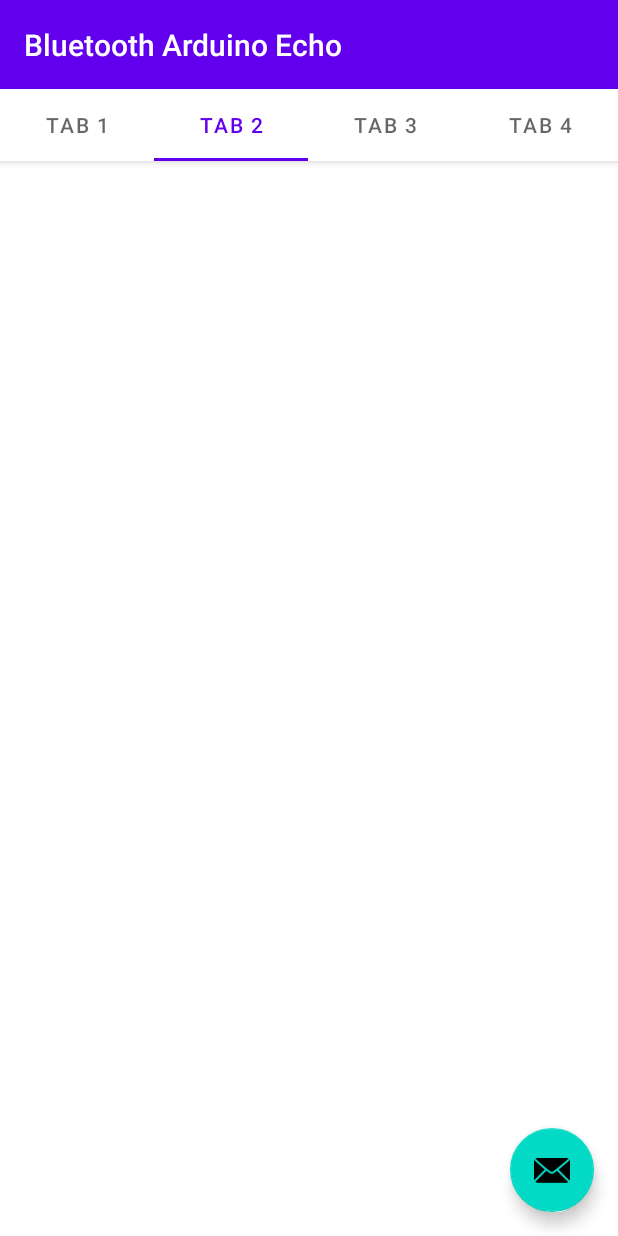
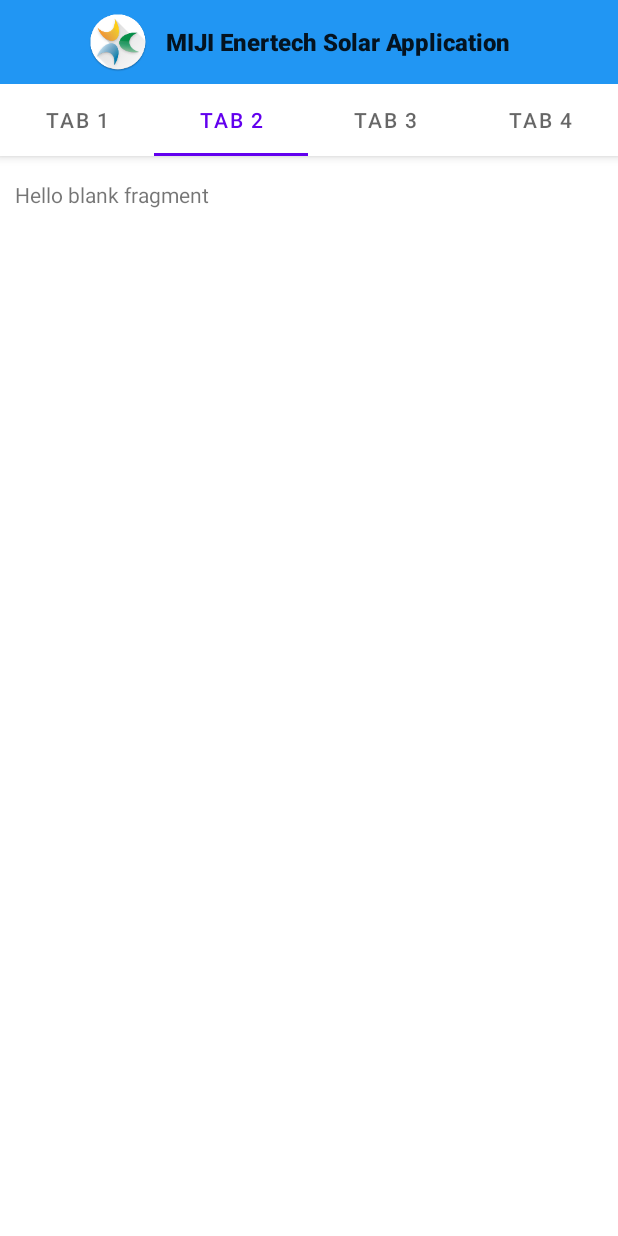
Before and after one commit to andrew5335/MIJI_Enertech_Solar_Application, an Android app: the screen it shows after launch (MijiMainActivity), tab 2 chosen, on a phone screen of 412 x 824 dp. Run offline under Robolectric (Android 15) with nearby library versions, the light colour scheme and no system bars.

Commit message:
fragment 처리 추가 타이틀바 및 상태바 색상 변경

```diff
--- a/app/src/main/AndroidManifest.xml
+++ b/app/src/main/AndroidManifest.xml
@@ -32,7 +32,7 @@
             android:name=".MijiMainActivity"
             android:exported="false"
             android:label="@string/title_activity_miji_main"
-            android:theme="@style/Theme.MIJIEnertechSolarApplication.NoActionBar" />
+            android:theme="@style/NoTitleBar" />
         <activity
             android:name=".MainActivity"
             android:exported="false"
--- a/app/src/main/java/com/miji/solar/MijiMainActivity.java
+++ b/app/src/main/java/com/miji/solar/MijiMainActivity.java
@@ -1,5 +1,6 @@
 package com.miji.solar;
 
+import android.os.Build;
 import android.os.Bundle;
 
 import com.google.android.material.floatingactionbutton.FloatingActionButton;
@@ -12,6 +13,8 @@ import androidx.appcompat.app.AppCompatActivity;
 import android.view.Menu;
 import android.view.MenuItem;
 import android.view.View;
+import android.view.Window;
+import android.view.WindowManager;
 
 import com.miji.solar.ui.main.SectionsPagerAdapter;
 import com.miji.solar.databinding.ActivityMijiMainBinding;
@@ -23,6 +26,14 @@ public class MijiMainActivity extends AppCompatActivity {
     @Override
     protected void onCreate(Bundle savedInstanceState) {
         super.onCreate(savedInstanceState);
+        requestWindowFeature(Window.FEATURE_NO_TITLE);
+
+        if (Build.VERSION.SDK_INT >= 21) {
+            Window window = this.getWindow();
+            window.addFlags(WindowManager.LayoutParams.FLAG_DRAWS_SYSTEM_BAR_BACKGROUNDS);
+            window.clearFlags(WindowManager.LayoutParams.FLAG_TRANSLUCENT_STATUS);
+            window.setStatusBarColor(this.getResources().getColor(R.color.custom));
+        }
 
         binding = ActivityMijiMainBinding.inflate(getLayoutInflater());
         setContentView(binding.getRoot());
@@ -32,8 +43,8 @@ public class MijiMainActivity extends AppCompatActivity {
         viewPager.setAdapter(sectionsPagerAdapter);
         TabLayout tabs = binding.tabs;
         tabs.setupWithViewPager(viewPager);
-        FloatingActionButton fab = binding.fab;
-
+        //FloatingActionButton fab = binding.fab;
+        /**
         fab.setOnClickListener(new View.OnClickListener() {
             @Override
             public void onClick(View view) {
@@ -41,5 +52,6 @@ public class MijiMainActivity extends AppCompatActivity {
                         .setAction("Action", null).show();
             }
         });
+        **/
     }
 }
--- a/app/src/main/java/com/miji/solar/SplashActivity.java
+++ b/app/src/main/java/com/miji/solar/SplashActivity.java
@@ -3,8 +3,11 @@ package com.miji.solar;
 import androidx.appcompat.app.AppCompatActivity;
 
 import android.content.Intent;
+import android.os.Build;
 import android.os.Bundle;
 import android.os.Handler;
+import android.view.Window;
+import android.view.WindowManager;
 
 public class SplashActivity extends AppCompatActivity {
 
@@ -14,6 +17,13 @@ public class SplashActivity extends AppCompatActivity {
     protected void onCreate(Bundle savedInstanceState) {
         super.onCreate(savedInstanceState);
         setContentView(R.layout.activity_splash);
+
+        if (Build.VERSION.SDK_INT >= 21) {
+            Window window = this.getWindow();
+            window.addFlags(WindowManager.LayoutParams.FLAG_DRAWS_SYSTEM_BAR_BACKGROUNDS);
+            window.clearFlags(WindowManager.LayoutParams.FLAG_TRANSLUCENT_STATUS);
+            window.setStatusBarColor(this.getResources().getColor(R.color.custom));
+        }
 
         // splash 화면에서 2초뒤 main 화면으로 넘어가도록 설정
         handler.postDelayed(new Runnable() {
--- /dev/null
+++ b/app/src/main/java/com/miji/solar/fragment/TabFragment1.java
@@ -0,0 +1,67 @@
+package com.miji.solar.fragment;
+
+import android.os.Bundle;
+
+import androidx.fragment.app.Fragment;
+
+import android.view.LayoutInflater;
+import android.view.View;
+import android.view.ViewGroup;
+import android.view.Window;
+
+import com.miji.solar.R;
+
+/**
+ * A simple {@link Fragment} subclass.
+ * Use the {@link TabFragment1#newInstance} factory method to
+ * create an instance of this fragment.
+ */
+public class TabFragment1 extends Fragment {
+
+    // TODO: Rename parameter arguments, choose names that match
+    // the fragment initialization parameters, e.g. ARG_ITEM_NUMBER
+    private static final String ARG_PARAM1 = "param1";
+    private static final String ARG_PARAM2 = "param2";
+
+    // TODO: Rename and change types of parameters
+    private String mParam1;
+    private String mParam2;
+
+    public TabFragment1() {
+        // Required empty public constructor
+    }
+
+    /**
+     * Use this factory method to create a new instance of
+     * this fragment using the provided parameters.
+     *
+     * @param param1 Parameter 1.
+     * @param param2 Parameter 2.
+     * @return A new instance of fragment TabFragment1.
+     */
+    // TODO: Rename and change types and number of parameters
+    public static TabFragment1 newInstance(String param1, String param2) {
+        TabFragment1 fragment = new TabFragment1();
+        Bundle args = new Bundle();
+        args.putString(ARG_PARAM1, param1);
+        args.putString(ARG_PARAM2, param2);
+        fragment.setArguments(args);
+        return fragment;
+    }
+
+    @Override
+    public void onCreate(Bundle savedInstanceState) {
+        super.onCreate(savedInstanceState);
+        if (getArguments() != null) {
+            mParam1 = getArguments().getString(ARG_PARAM1);
+            mParam2 = getArguments().getString(ARG_PARAM2);
+        }
+    }
+
+    @Override
+    public View onCreateView(LayoutInflater inflater, ViewGroup container,
+                             Bundle savedInstanceState) {
+        // Inflate the layout for this fragment
+        return inflater.inflate(R.layout.fragment_tab1, container, false);
+    }
+}
--- /dev/null
+++ b/app/src/main/java/com/miji/solar/fragment/TabFragment2.java
@@ -0,0 +1,66 @@
+package com.miji.solar.fragment;
+
+import android.os.Bundle;
+
+import androidx.fragment.app.Fragment;
+
+import android.view.LayoutInflater;
+import android.view.View;
+import android.view.ViewGroup;
+
+import com.miji.solar.R;
+
+/**
+ * A simple {@link Fragment} subclass.
+ * Use the {@link TabFragment2#newInstance} factory method to
+ * create an instance of this fragment.
+ */
+public class TabFragment2 extends Fragment {
+
+    // TODO: Rename parameter arguments, choose names that match
+    // the fragment initialization parameters, e.g. ARG_ITEM_NUMBER
+    private static final String ARG_PARAM1 = "param1";
+    private static final String ARG_PARAM2 = "param2";
+
+    // TODO: Rename and change types of parameters
+    private String mParam1;
+    private String mParam2;
+
+    public TabFragment2() {
+        // Required empty public constructor
+    }
+
+    /**
+     * Use this factory method to create a new instance of
+     * this fragment using the provided parameters.
+     *
+     * @param param1 Parameter 1.
+     * @param param2 Parameter 2.
+     * @return A new instance of fragment TabFragment2.
+     */
+    // TODO: Rename and change types and number of parameters
+    public static TabFragment2 newInstance(String param1, String param2) {
+        TabFragment2 fragment = new TabFragment2();
+        Bundle args = new Bundle();
+        args.putString(ARG_PARAM1, param1);
+        args.putString(ARG_PARAM2, param2);
+        fragment.setArguments(args);
+        return fragment;
+    }
+
+    @Override
+    public void onCreate(Bundle savedInstanceState) {
+        super.onCreate(savedInstanceState);
+        if (getArguments() != null) {
+            mParam1 = getArguments().getString(ARG_PARAM1);
+            mParam2 = getArguments().getString(ARG_PARAM2);
+        }
+    }
+
+    @Override
+    public View onCreateView(LayoutInflater inflater, ViewGroup container,
+                             Bundle savedInstanceState) {
+        // Inflate the layout for this fragment
+        return inflater.inflate(R.layout.fragment_tab2, container, false);
+    }
+}
--- /dev/null
+++ b/app/src/main/java/com/miji/solar/fragment/TabFragment3.java
@@ -0,0 +1,66 @@
+package com.miji.solar.fragment;
+
+import android.os.Bundle;
+
+import androidx.fragment.app.Fragment;
+
+import android.view.LayoutInflater;
+import android.view.View;
+import android.view.ViewGroup;
+
+import com.miji.solar.R;
+
+/**
+ * A simple {@link Fragment} subclass.
+ * Use the {@link TabFragment3#newInstance} factory method to
+ * create an instance of this fragment.
+ */
+public class TabFragment3 extends Fragment {
+
+    // TODO: Rename parameter arguments, choose names that match
+    // the fragment initialization parameters, e.g. ARG_ITEM_NUMBER
+    private static final String ARG_PARAM1 = "param1";
+    private static final String ARG_PARAM2 = "param2";
+
+    // TODO: Rename and change types of parameters
+    private String mParam1;
+    private String mParam2;
+
+    public TabFragment3() {
+        // Required empty public constructor
+    }
+
+    /**
+     * Use this factory method to create a new instance of
+     * this fragment using the provided parameters.
+     *
+     * @param param1 Parameter 1.
+     * @param param2 Parameter 2.
+     * @return A new instance of fragment TabFragment3.
+     */
+    // TODO: Rename and change types and number of parameters
+    public static TabFragment3 newInstance(String param1, String param2) {
+        TabFragment3 fragment = new TabFragment3();
+        Bundle args = new Bundle();
+        args.putString(ARG_PARAM1, param1);
+        args.putString(ARG_PARAM2, param2);
+        fragment.setArguments(args);
+        return fragment;
+    }
+
+    @Override
+    public void onCreate(Bundle savedInstanceState) {
+        super.onCreate(savedInstanceState);
+        if (getArguments() != null) {
+            mParam1 = getArguments().getString(ARG_PARAM1);
+            mParam2 = getArguments().getString(ARG_PARAM2);
+        }
+    }
+
+    @Override
+    public View onCreateView(LayoutInflater inflater, ViewGroup container,
+                             Bundle savedInstanceState) {
+        // Inflate the layout for this fragment
+        return inflater.inflate(R.layout.fragment_tab3, container, false);
+    }
+}
--- a/app/src/main/java/com/miji/solar/ui/main/SectionsPagerAdapter.java
+++ b/app/src/main/java/com/miji/solar/ui/main/SectionsPagerAdapter.java
@@ -9,6 +9,10 @@ import androidx.fragment.app.FragmentManager;
 import androidx.fragment.app.FragmentPagerAdapter;
 
 import com.miji.solar.R;
+import com.miji.solar.fragment.TabFragment1;
+import com.miji.solar.fragment.TabFragment2;
+import com.miji.solar.fragment.TabFragment3;
+import com.miji.solar.fragment.TabFragment4;
 
 /**
  * A [FragmentPagerAdapter] that returns a fragment corresponding to
@@ -29,7 +33,27 @@ public class SectionsPagerAdapter extends FragmentPagerAdapter {
     public Fragment getItem(int position) {
         // getItem is called to instantiate the fragment for the given page.
         // Return a PlaceholderFragment (defined as a static inner class below).
-        return PlaceholderFragment.newInstance(position + 1);
+        //return PlaceholderFragment.newInstance(position + 1);
+        switch(position) {
+            case 0 :
+                TabFragment1 tab1 = new TabFragment1();
+                return tab1;
+
+            case 1 :
+                TabFragment2 tab2 = new TabFragment2();
+                return tab2;
+
+            case 2 :
+                TabFragment3 tab3 = new TabFragment3();
+                return tab3;
+
+            case 3 :
+                TabFragment4 tab4 = new TabFragment4();
+                return tab4;
+
+            default :
+                return null;
+        }
     }
 
     @Nullable
--- a/app/src/main/res/layout/activity_miji_main.xml
+++ b/app/src/main/res/layout/activity_miji_main.xml
@@ -1,15 +1,35 @@
 <?xml version="1.0" encoding="utf-8"?>
-<androidx.coordinatorlayout.widget.CoordinatorLayout xmlns:android="http://schemas.android.com/apk/res/android"
+<androidx.coordinatorlayout.widget.CoordinatorLayout
+    xmlns:android="http://schemas.android.com/apk/res/android"
     xmlns:app="http://schemas.android.com/apk/res-auto"
     xmlns:tools="http://schemas.android.com/tools"
     android:layout_width="match_parent"
     android:layout_height="match_parent"
+    android:theme="@style/Theme.MIJIEnertechSolarApplication.NoActionBar"
     tools:context=".MijiMainActivity">
 
     <com.google.android.material.appbar.AppBarLayout
         android:layout_width="match_parent"
         android:layout_height="wrap_content"
-        android:theme="@style/Theme.MIJIEnertechSolarApplication.AppBarOverlay">
+        android:gravity="center"
+        android:background="#2196F3">
+
+        <LinearLayout
+            android:layout_width="match_parent"
+            android:layout_height="wrap_content"
+            android:orientation="vertical">
+
+            <LinearLayout
+                android:layout_width="match_parent"
+                android:layout_height="wrap_content"
+                android:orientation="horizontal"
+                android:gravity="center">
+
+                <ImageView
+                    android:id="@+id/logo"
+                    android:layout_width="40dp"
+                    android:layout_height="40dp"
+                    app:srcCompat="@mipmap/ic_launcher1" />
 
                 <TextView
                     android:id="@+id/title"
@@ -17,28 +37,54 @@
                     android:layout_height="wrap_content"
                     android:gravity="center"
                     android:minHeight="?actionBarSize"
-            android:padding="@dimen/appbar_padding"
+                    android:padding="12dp"
+                    android:textSize="16dp"
+                    android:textStyle="bold"
                     android:text="@string/app_name"
                     android:textAppearance="@style/TextAppearance.Widget.AppCompat.Toolbar.Title" />
+
+            </LinearLayout>
+
+            <LinearLayout
+                android:layout_width="match_parent"
+                android:layout_height="wrap_content"
+                android:orientation="horizontal">
 
                 <com.google.android.material.tabs.TabLayout
                     android:id="@+id/tabs"
                     android:layout_width="match_parent"
                     android:layout_height="wrap_content" />
+
+            </LinearLayout>
+
+        </LinearLayout>
+
     </com.google.android.material.appbar.AppBarLayout>
+
+    <LinearLayout
+        android:layout_width="match_parent"
+        android:layout_height="wrap_content"
+        android:orientation="vertical">
 
         <androidx.viewpager.widget.ViewPager
             android:id="@+id/view_pager"
             android:layout_width="match_parent"
-        android:layout_height="match_parent"
-        app:layout_behavior="@string/appbar_scrolling_view_behavior" />
+            android:layout_height="wrap_content"
+            android:layout_marginTop="120dp"
+            android:layout_marginLeft="10dp"
+            android:layout_marginRight="10dp"
+            android:layout_marginBottom="10dp"
+            app:layout_behavior="@string/appbar_scrolling_view_behavior" >
 
-    <com.google.android.material.floatingactionbutton.FloatingActionButton
+        </androidx.viewpager.widget.ViewPager>
+
+        <!--com.google.android.material.floatingactionbutton.FloatingActionButton
             android:id="@+id/fab"
             android:layout_width="wrap_content"
             android:layout_height="wrap_content"
             android:layout_gravity="bottom|end"
             android:layout_marginEnd="@dimen/fab_margin"
             android:layout_marginBottom="16dp"
-        app:srcCompat="@android:drawable/ic_dialog_email" />
+            app:srcCompat="@android:drawable/ic_dialog_email" /-->
+    </LinearLayout>
 </androidx.coordinatorlayout.widget.CoordinatorLayout>
--- /dev/null
+++ b/app/src/main/res/layout/fragment_tab2.xml
@@ -0,0 +1,14 @@
+<?xml version="1.0" encoding="utf-8"?>
+<FrameLayout xmlns:android="http://schemas.android.com/apk/res/android"
+    xmlns:tools="http://schemas.android.com/tools"
+    android:layout_width="match_parent"
+    android:layout_height="match_parent"
+    tools:context=".fragment.TabFragment2">
+
+    <!-- TODO: Update blank fragment layout -->
+    <TextView
+        android:layout_width="match_parent"
+        android:layout_height="match_parent"
+        android:text="@string/hello_blank_fragment" />
+
+</FrameLayout>
--- a/app/src/main/res/values-night/themes.xml
+++ b/app/src/main/res/values-night/themes.xml
@@ -10,7 +10,7 @@
         <item name="colorSecondaryVariant">@color/teal_200</item>
         <item name="colorOnSecondary">@color/black</item>
         <!-- Status bar color. -->
-        <item name="android:statusBarColor" tools:targetApi="l">?attr/colorPrimaryVariant</item>
+        <item name="android:statusBarColor" tools:targetApi="l">@color/white</item>
         <!-- Customize your theme here. -->
     </style>
 </resources>
--- a/app/src/main/res/values/colors.xml
+++ b/app/src/main/res/values/colors.xml
@@ -2,9 +2,10 @@
 <resources>
     <color name="purple_200">#FFBB86FC</color>
     <color name="purple_500">#FF6200EE</color>
-    <color name="purple_700">#FF3700B3</color>
+    <color name="purple_700">#FFFFFFFF</color>
     <color name="teal_200">#FF03DAC5</color>
     <color name="teal_700">#FF018786</color>
     <color name="black">#FF000000</color>
     <color name="white">#FFFFFFFF</color>
+    <color name="custom">#2196F3</color>
 </resources>
--- a/app/src/main/res/values/strings.xml
+++ b/app/src/main/res/values/strings.xml
@@ -1,7 +1,7 @@
 <?xml version="1.0" encoding="utf-8"?>
 <resources>
 
-    <string name="app_name">Bluetooth Arduino Echo </string>
+    <string name="app_name">MIJI Enertech Solar Application</string>
     <string name="action_connect">Connect</string>
     <string name="action_arduinocode">Show Arduino code</string>
     <string name="action_disconnect">Disconnect</string>
@@ -19,5 +19,7 @@
     <string name="tab_text_2">Tab 2</string>
     <string name="tab_text_3">Tab 3</string>
     <string name="tab_text_4">Tab 4</string>
+    <!-- TODO: Remove or change this placeholder text -->
+    <string name="hello_blank_fragment">Hello blank fragment</string>
 
 </resources>
--- a/app/src/main/res/values/styles.xml
+++ b/app/src/main/res/values/styles.xml
@@ -22,7 +22,7 @@
         <item name="android:windowBackground">@drawable/ic_launcher_background</item>
     </style>
 
-    <style name="NoTitleBar" parent="Theme.MaterialComponents.DayNight.DarkActionBar">
+    <style name="NoTitleBar" parent="Theme.MaterialComponents.Light.NoActionBar">
         <item name="windowActionBar">false</item>
         <item name="windowNoTitle">true</item>
     </style>
--- a/app/src/main/res/values/themes.xml
+++ b/app/src/main/res/values/themes.xml
@@ -1,16 +1,16 @@
 <resources xmlns:tools="http://schemas.android.com/tools">
     <!-- Base application theme. -->
-    <style name="Theme.MIJIEnertechSolarApplication" parent="Theme.MaterialComponents.DayNight.DarkActionBar">
+    <style name="Theme.MIJIEnertechSolarApplication" parent="Theme.MaterialComponents.Light.NoActionBar">
         <!-- Primary brand color. -->
         <item name="colorPrimary">@color/purple_500</item>
-        <item name="colorPrimaryVariant">@color/purple_700</item>
+        <item name="colorPrimaryVariant">@color/white</item>
         <item name="colorOnPrimary">@color/white</item>
         <!-- Secondary brand color. -->
         <item name="colorSecondary">@color/teal_200</item>
         <item name="colorSecondaryVariant">@color/teal_700</item>
         <item name="colorOnSecondary">@color/black</item>
         <!-- Status bar color. -->
-        <item name="android:statusBarColor" tools:targetApi="l">?attr/colorPrimaryVariant</item>
+        <item name="android:statusBarColor" tools:targetApi="l">?attr/colorOnPrimary</item>
         <!-- Customize your theme here. -->
         <item name="windowActionBar">false</item>
         <item name="windowNoTitle">true</item>
@@ -21,7 +21,13 @@
         <item name="windowNoTitle">true</item>
     </style>
 
-    <style name="Theme.MIJIEnertechSolarApplication.AppBarOverlay" parent="ThemeOverlay.AppCompat.Dark.ActionBar" />
+    <style name="Theme.MIJIEnertechSolarApplication.AppBarOverlay" parent="ThemeOverlay.AppCompat.Dark.ActionBar">
+        <item name="windowActionBar">false</item>
+        <item name="windowNoTitle">true</item>
+    </style>
 
-    <style name="Theme.MIJIEnertechSolarApplication.PopupOverlay" parent="ThemeOverlay.AppCompat.Light" />
+    <style name="Theme.MIJIEnertechSolarApplication.PopupOverlay" parent="ThemeOverlay.AppCompat.Light">
+        <item name="windowActionBar">false</item>
+        <item name="windowNoTitle">true</item>
+    </style>
 </resources>
```
Also changed, not shown: app/src/main/java/com/miji/solar/fragment/TabFragment4.java (added, +66 -0 lines), app/src/main/res/layout/fragment_tab1.xml (added, +14 -0 lines), app/src/main/res/layout/fragment_tab3.xml (added, +14 -0 lines), app/src/main/res/layout/fragment_tab4.xml (added, +14 -0 lines). Lines whose indentation alone changed are shown as unchanged.
